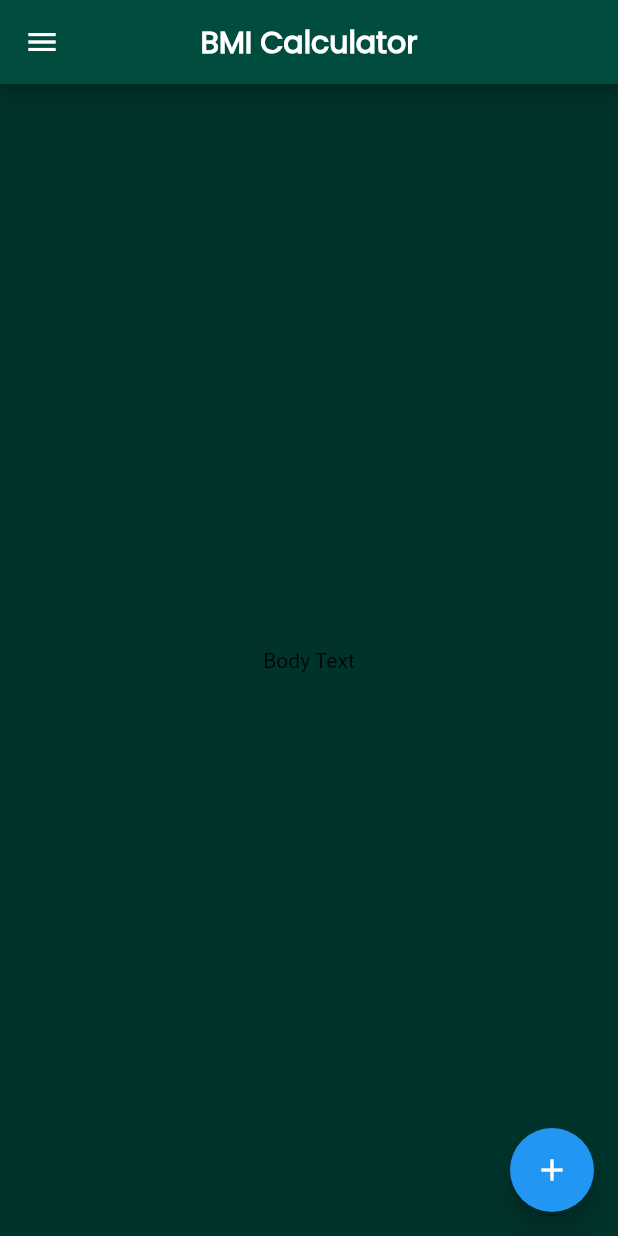
After one commit to vutfiq01/mi_flash_card, a Flutter app: the BmiCalculatorApp screen opened directly, on a phone screen of 412 x 824 dp. The commit adds this screen. Run offline on Flutter 3.47's test engine with Material 2 defaults, Android fonts, the light colour scheme and no system bars; our stand-ins replace audioplayers, font_awesome_flutter, rflutter_alert.

Commit message:
bmi calc initialized

```diff
--- /dev/null
+++ b/lib/bmi_calculator_app.dart
@@ -0,0 +1,29 @@
+import 'package:flutter/material.dart';
+import 'package:mi_flash_card/widget/custom_appbar.dart';
+import 'package:mi_flash_card/widget/navigation_drawer.dart';
+
+class BmiCalculatorApp extends StatefulWidget {
+  final String appBarTitle;
+  const BmiCalculatorApp({super.key, required this.appBarTitle});
+
+  @override
+  State<BmiCalculatorApp> createState() => _BmiCalculatorAppState();
+}
+
+class _BmiCalculatorAppState extends State<BmiCalculatorApp> {
+  @override
+  Widget build(BuildContext context) {
+    return Scaffold(
+      backgroundColor: const Color.fromARGB(255, 0, 51, 43),
+      appBar: CustomAppBar(title: widget.appBarTitle),
+      drawer: const MyNavigationDrawer(),
+      body: const Center(
+        child: Text('Body Text'),
+      ),
+      floatingActionButton: FloatingActionButton(
+        child: const Icon(Icons.add),
+        onPressed: () => {},
+      ),
+    );
+  }
+}
--- a/lib/widget/navigation_drawer.dart
+++ b/lib/widget/navigation_drawer.dart
@@ -1,7 +1,7 @@
 import 'package:flutter/material.dart';
 import 'package:font_awesome_flutter/font_awesome_flutter.dart';
 import 'package:mi_flash_card/ask_anything_page.dart';
-import 'package:mi_flash_card/calculator_app.dart';
+import 'package:mi_flash_card/bmi_calculator_app.dart';
 import 'package:mi_flash_card/dating_profile_page.dart';
 import 'package:mi_flash_card/dice_app.dart';
 import 'package:mi_flash_card/job_profile_page.dart';
@@ -121,9 +121,9 @@ class MyNavigationDrawer extends StatelessWidget {
             ),
             drawerItem(
               context: context,
-              pageTitle: 'Calculator',
+              pageTitle: 'BMI Calculator',
               icon: FontAwesomeIcons.calculator,
-              page: const CalculatorApp(appBarTitle: 'Calculator'),
+              page: const BmiCalculatorApp(appBarTitle: 'BMI Calculator'),
             ),
           ],
         ),
```
Also changed, not shown: lib/calculator_app.dart (deleted, +0 -18 lines).
